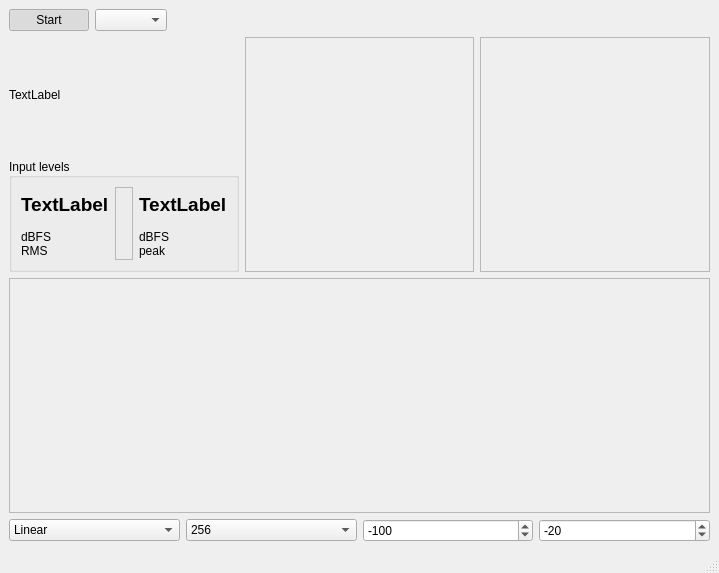
Qt form friture.ui (tlecomte/friture) before a commit.
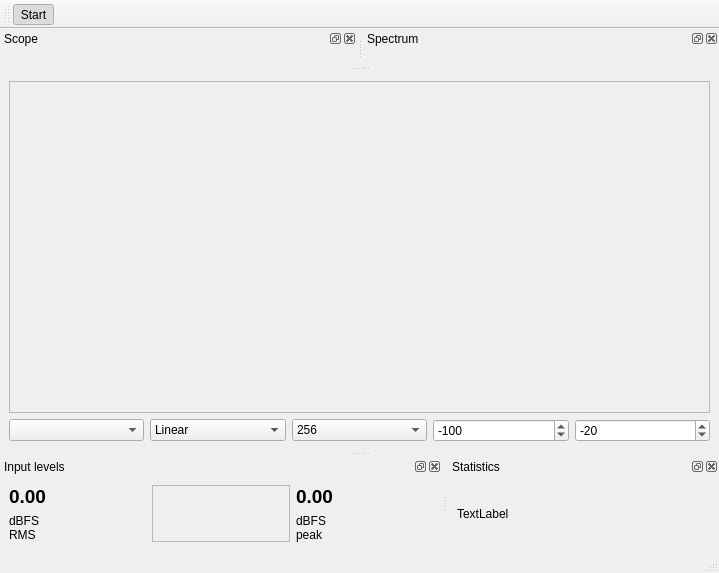
The same form after that commit. Custom widgets are drawn as their Qt base class.

Commit message: Move the Start/Stop button to a new toolbar. Move the scope, spectrum, level and statistics widgets to dock widgets.

```diff
--- a/friture.ui
+++ b/friture.ui
@@ -14,165 +14,8 @@
    <string>Friture</string>
   </property>
   <widget class="QWidget" name="centralwidget">
-   <layout class="QVBoxLayout" name="verticalLayout_5">
-    <item>
-     <layout class="QHBoxLayout" name="horizontalLayout_2">
-      <item>
-       <widget class="QPushButton" name="pushButton_startstop">
-        <property name="text">
-         <string>Start</string>
-        </property>
-        <property name="checkable">
-         <bool>true</bool>
-        </property>
-        <property name="checked">
-         <bool>true</bool>
-        </property>
-        <property name="autoDefault">
-         <bool>true</bool>
-        </property>
-       </widget>
-      </item>
-      <item>
-       <widget class="QComboBox" name="comboBox_inputDevice"/>
-      </item>
-      <item>
-       <spacer name="horizontalSpacer">
-        <property name="orientation">
-         <enum>Qt::Horizontal</enum>
-        </property>
-        <property name="sizeHint" stdset="0">
-         <size>
-          <width>40</width>
-          <height>20</height>
-         </size>
-        </property>
-       </spacer>
-      </item>
-     </layout>
-    </item>
-    <item>
-     <layout class="QHBoxLayout" name="horizontalLayout">
-      <item>
-       <layout class="QVBoxLayout" name="verticalLayout">
-        <item>
-         <widget class="QLabel" name="LabelLevel">
-          <property name="text">
-           <string>TextLabel</string>
-          </property>
-         </widget>
-        </item>
-        <item>
-         <widget class="QGroupBox" name="groupBox">
-          <property name="title">
-           <string>Input levels</string>
-          </property>
-          <property name="alignment">
-           <set>Qt::AlignLeading|Qt::AlignLeft|Qt::AlignVCenter</set>
-          </property>
-          <layout class="QGridLayout" name="gridLayout_2">
-           <item row="0" column="1">
-            <widget class="qsynthMeter" name="meter">
-             <property name="minimumSize">
-              <size>
-               <width>10</width>
-               <height>10</height>
-              </size>
-             </property>
-             <property name="frameShape">
-              <enum>QFrame::StyledPanel</enum>
-             </property>
-             <property name="frameShadow">
-              <enum>QFrame::Raised</enum>
-             </property>
-            </widget>
-           </item>
-           <item row="0" column="0">
-            <layout class="QVBoxLayout" name="verticalLayout_2">
-             <item>
-              <widget class="QLabel" name="label_rms">
-               <property name="font">
-                <font>
-                 <pointsize>14</pointsize>
-                 <weight>75</weight>
-                 <bold>true</bold>
-                </font>
-               </property>
-               <property name="text">
-                <string>TextLabel</string>
-               </property>
-              </widget>
-             </item>
-             <item>
-              <widget class="QLabel" name="label_rms_legend">
-               <property name="text">
-                <string>dBFS
-RMS</string>
-               </property>
-              </widget>
-             </item>
-            </layout>
-           </item>
-           <item row="0" column="2">
-            <layout class="QVBoxLayout" name="verticalLayout_4">
-             <item>
-              <widget class="QLabel" name="label_peak">
-               <property name="sizePolicy">
-                <sizepolicy hsizetype="Preferred" vsizetype="Preferred">
-                 <horstretch>0</horstretch>
-                 <verstretch>0</verstretch>
-                </sizepolicy>
-               </property>
-               <property name="font">
-                <font>
-                 <pointsize>14</pointsize>
-                 <weight>75</weight>
-                 <bold>true</bold>
-                </font>
-               </property>
-               <property name="text">
-                <string>TextLabel</string>
-               </property>
-              </widget>
-             </item>
-             <item>
-              <widget class="QLabel" name="label_peak_legend">
-               <property name="text">
-                <string>dBFS
-peak</string>
-               </property>
-              </widget>
-             </item>
-            </layout>
-           </item>
-          </layout>
-         </widget>
-        </item>
-       </layout>
-      </item>
-      <item>
-       <widget class="TimePlot" name="PlotZoneUp">
-        <property name="frameShape">
-         <enum>QFrame::StyledPanel</enum>
-        </property>
-        <property name="frameShadow">
-         <enum>QFrame::Raised</enum>
-        </property>
-       </widget>
-      </item>
-      <item>
-       <widget class="SpectPlot" name="PlotZoneSpect">
-        <property name="frameShape">
-         <enum>QFrame::StyledPanel</enum>
-        </property>
-        <property name="frameShadow">
-         <enum>QFrame::Raised</enum>
-        </property>
-       </widget>
-      </item>
-     </layout>
-    </item>
-    <item>
+   <layout class="QGridLayout" name="gridLayout_3">
+    <item row="0" column="0" colspan="5">
      <widget class="ImagePlot" name="PlotZoneImage">
       <property name="frameShape">
        <enum>QFrame::StyledPanel</enum>
@@ -183,9 +26,7 @@
       <layout class="QGridLayout" name="gridLayout"/>
      </widget>
     </item>
-    <item>
-     <layout class="QHBoxLayout" name="horizontalLayout_3">
-      <item>
+    <item row="1" column="1">
        <widget class="QComboBox" name="comboBox_freqscale">
         <item>
          <property name="text">
@@ -199,7 +40,7 @@
         </item>
        </widget>
       </item>
-      <item>
+    <item row="1" column="2">
        <widget class="QComboBox" name="comboBox_fftsize">
         <property name="currentIndex">
          <number>3</number>
@@ -256,7 +97,7 @@
         </item>
        </widget>
       </item>
-      <item>
+    <item row="1" column="3">
        <widget class="QSpinBox" name="spinBox_specmin">
         <property name="keyboardTracking">
          <bool>false</bool>
@@ -272,7 +113,7 @@
         </property>
        </widget>
       </item>
-      <item>
+    <item row="1" column="4">
        <widget class="QSpinBox" name="spinBox_specmax">
         <property name="keyboardTracking">
          <bool>false</bool>
@@ -288,7 +129,8 @@
         </property>
        </widget>
       </item>
-     </layout>
+    <item row="1" column="0">
+     <widget class="QComboBox" name="comboBox_inputDevice"/>
     </item>
    </layout>
   </widget>
@@ -303,6 +145,159 @@
    </property>
   </widget>
   <widget class="QStatusBar" name="statusbar"/>
+  <widget class="QDockWidget" name="dockWidget">
+   <property name="windowTitle">
+    <string>Input levels</string>
+   </property>
+   <attribute name="dockWidgetArea">
+    <number>8</number>
+   </attribute>
+   <widget class="QWidget" name="dockWidgetContents">
+    <layout class="QGridLayout" name="gridLayout_4">
+     <item row="0" column="0">
+      <widget class="QLabel" name="label_rms">
+       <property name="font">
+        <font>
+         <pointsize>14</pointsize>
+         <weight>75</weight>
+         <bold>true</bold>
+        </font>
+       </property>
+       <property name="text">
+        <string>0.00</string>
+       </property>
+      </widget>
+     </item>
+     <item row="0" column="1" rowspan="2">
+      <widget class="qsynthMeter" name="meter">
+       <property name="minimumSize">
+        <size>
+         <width>10</width>
+         <height>10</height>
+        </size>
+       </property>
+       <property name="frameShape">
+        <enum>QFrame::StyledPanel</enum>
+       </property>
+       <property name="frameShadow">
+        <enum>QFrame::Raised</enum>
+       </property>
+      </widget>
+     </item>
+     <item row="0" column="2">
+      <widget class="QLabel" name="label_peak">
+       <property name="sizePolicy">
+        <sizepolicy hsizetype="Preferred" vsizetype="Preferred">
+         <horstretch>0</horstretch>
+         <verstretch>0</verstretch>
+        </sizepolicy>
+       </property>
+       <property name="font">
+        <font>
+         <pointsize>14</pointsize>
+         <weight>75</weight>
+         <bold>true</bold>
+        </font>
+       </property>
+       <property name="text">
+        <string>0.00</string>
+       </property>
+      </widget>
+     </item>
+     <item row="1" column="0">
+      <widget class="QLabel" name="label_rms_legend">
+       <property name="text">
+        <string>dBFS
+RMS</string>
+       </property>
+      </widget>
+     </item>
+     <item row="1" column="2">
+      <widget class="QLabel" name="label_peak_legend">
+       <property name="text">
+        <string>dBFS
+peak</string>
+       </property>
+      </widget>
+     </item>
+    </layout>
+   </widget>
+  </widget>
+  <widget class="QDockWidget" name="dockWidget_2">
+   <property name="windowTitle">
+    <string>Statistics</string>
+   </property>
+   <attribute name="dockWidgetArea">
+    <number>8</number>
+   </attribute>
+   <widget class="QWidget" name="dockWidgetContents_2">
+    <layout class="QGridLayout" name="gridLayout_2">
+     <item row="0" column="0">
+      <widget class="QLabel" name="LabelLevel">
+       <property name="text">
+        <string>TextLabel</string>
+       </property>
+      </widget>
+     </item>
+    </layout>
+   </widget>
+  </widget>
+  <widget class="QDockWidget" name="dockWidget_4">
+   <property name="windowTitle">
+    <string>Scope</string>
+   </property>
+   <attribute name="dockWidgetArea">
+    <number>4</number>
+   </attribute>
+   <widget class="QWidget" name="dockWidgetContents_4">
+    <layout class="QGridLayout" name="gridLayout_5">
+     <item row="0" column="0">
+      <widget class="TimePlot" name="PlotZoneUp"/>
+     </item>
+    </layout>
+   </widget>
+  </widget>
+  <widget class="QDockWidget" name="dockWidget_5">
+   <property name="windowTitle">
+    <string>Spectrum</string>
+   </property>
+   <attribute name="dockWidgetArea">
+    <number>4</number>
+   </attribute>
+   <widget class="QWidget" name="dockWidgetContents_5">
+    <layout class="QGridLayout" name="gridLayout_6">
+     <item row="0" column="0">
+      <widget class="SpectPlot" name="PlotZoneSpect"/>
+     </item>
+    </layout>
+   </widget>
+  </widget>
+  <widget class="QToolBar" name="toolBar">
+   <property name="windowTitle">
+    <string>toolBar</string>
+   </property>
+   <attribute name="toolBarArea">
+    <enum>TopToolBarArea</enum>
+   </attribute>
+   <attribute name="toolBarBreak">
+    <bool>false</bool>
+   </attribute>
+   <addaction name="actionStart"/>
+  </widget>
+  <action name="actionStart">
+   <property name="checkable">
+    <bool>true</bool>
+   </property>
+   <property name="checked">
+    <bool>true</bool>
+   </property>
+   <property name="text">
+    <string>Start</string>
+   </property>
+   <property name="toolTip">
+    <string>Start/Stop</string>
+   </property>
+  </action>
  </widget>
  <customwidgets>
   <customwidget>
```
Left out of the diff: 10 changed lines with no effect on the pictures. Lines whose indentation alone changed are shown as unchanged. The commit also changes 2 other files.
